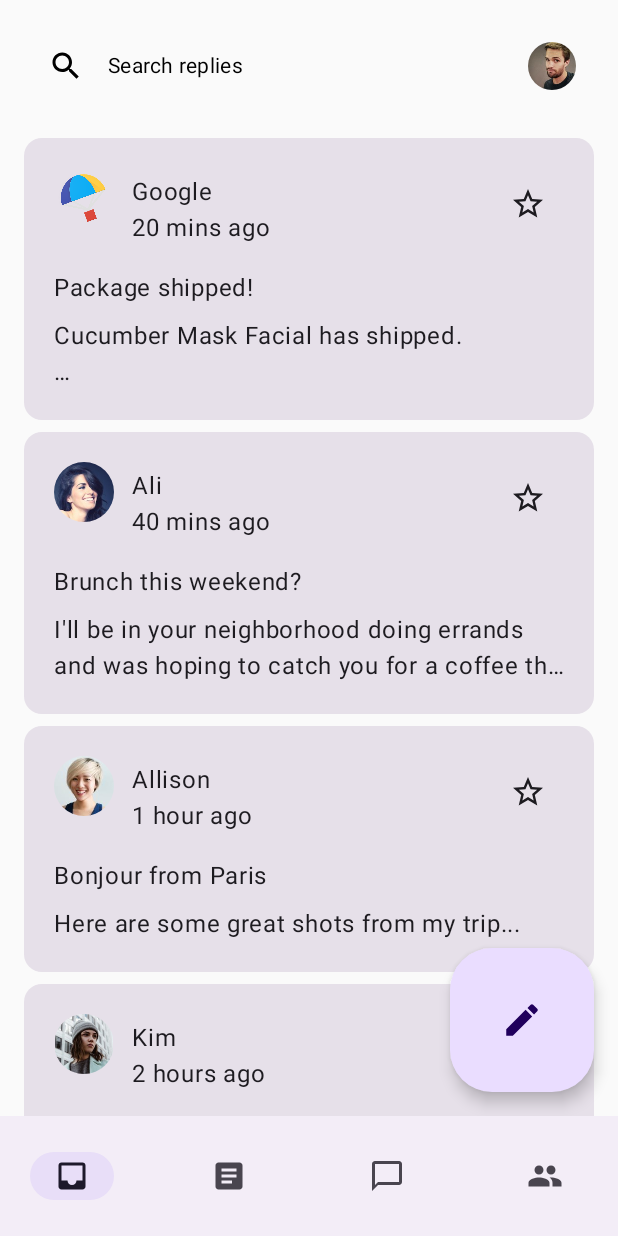
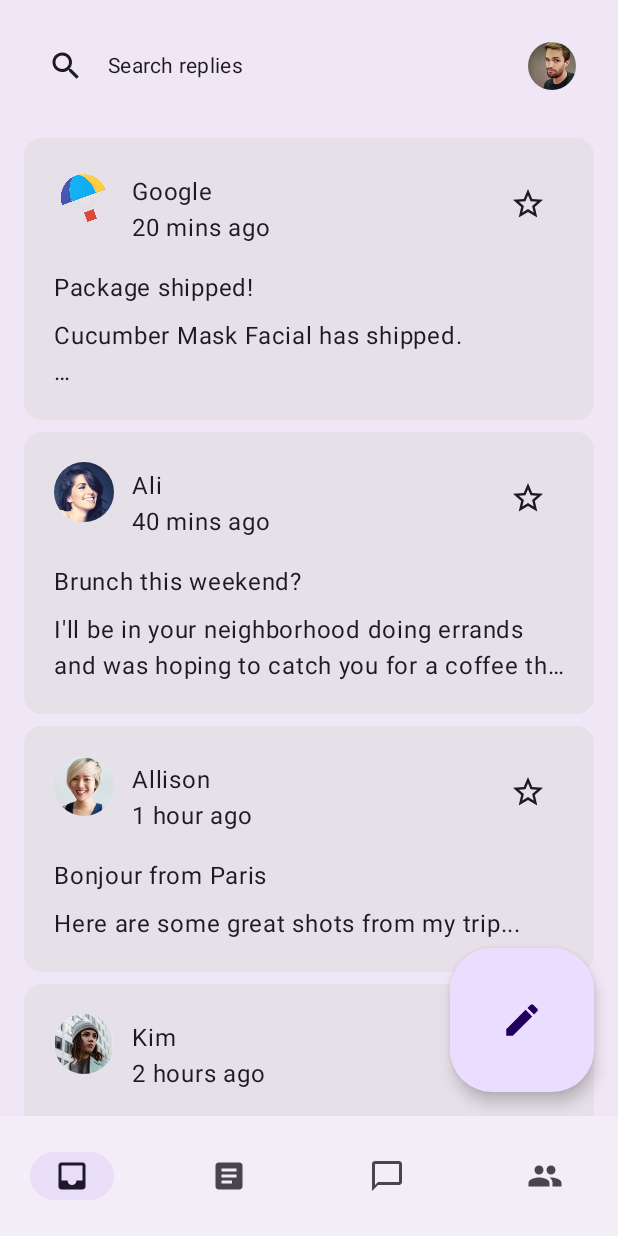
Before and after one commit to koumiaomiao/ThemingCodelab, an Android app built with Jetpack Compose: the screen it shows after launch (MainActivity), on a phone screen of 412 x 824 dp. Run offline under Robolectric (Android 15) with nearby library versions, the phone set to English and light mode, and no system bars.

Commit message:
add surface to app

```diff
--- a/app/src/main/java/com/example/reply/ui/MainActivity.kt
+++ b/app/src/main/java/com/example/reply/ui/MainActivity.kt
@@ -22,10 +22,12 @@ import android.os.Bundle
 import androidx.activity.ComponentActivity
 import androidx.activity.compose.setContent
 import androidx.activity.viewModels
+import androidx.compose.material3.Surface
 import androidx.compose.runtime.Composable
 import androidx.compose.runtime.collectAsState
 import androidx.compose.runtime.getValue
 import androidx.compose.ui.tooling.preview.Preview
+import androidx.compose.ui.unit.dp
 import com.example.reply.data.LocalEmailsDataProvider
 import com.example.reply.ui.theme.AppTheme
 
@@ -40,6 +42,7 @@ class MainActivity : ComponentActivity() {
         setContent {
             val uiState by viewModel.uiState.collectAsState()
             AppTheme {
+                Surface(tonalElevation = 5.dp) {
                     ReplyApp(
                         replyHomeUIState = uiState,
                         closeDetailScreen = {
@@ -49,6 +52,7 @@ class MainActivity : ComponentActivity() {
                             viewModel.setSelectedEmail(emailId)
                         }
                     )
+                }
             }
         }
     }
@@ -65,6 +69,7 @@ class MainActivity : ComponentActivity() {
 @Composable
 fun ReplyAppPreviewLight() {
     AppTheme {
+        Surface(tonalElevation = 5.dp) {
             ReplyApp(
                 replyHomeUIState = ReplyHomeUIState(
                     emails = LocalEmailsDataProvider.allEmails
@@ -72,3 +77,4 @@ fun ReplyAppPreviewLight() {
             )
         }
     }
+}
```
Lines whose indentation alone changed are shown as unchanged.
